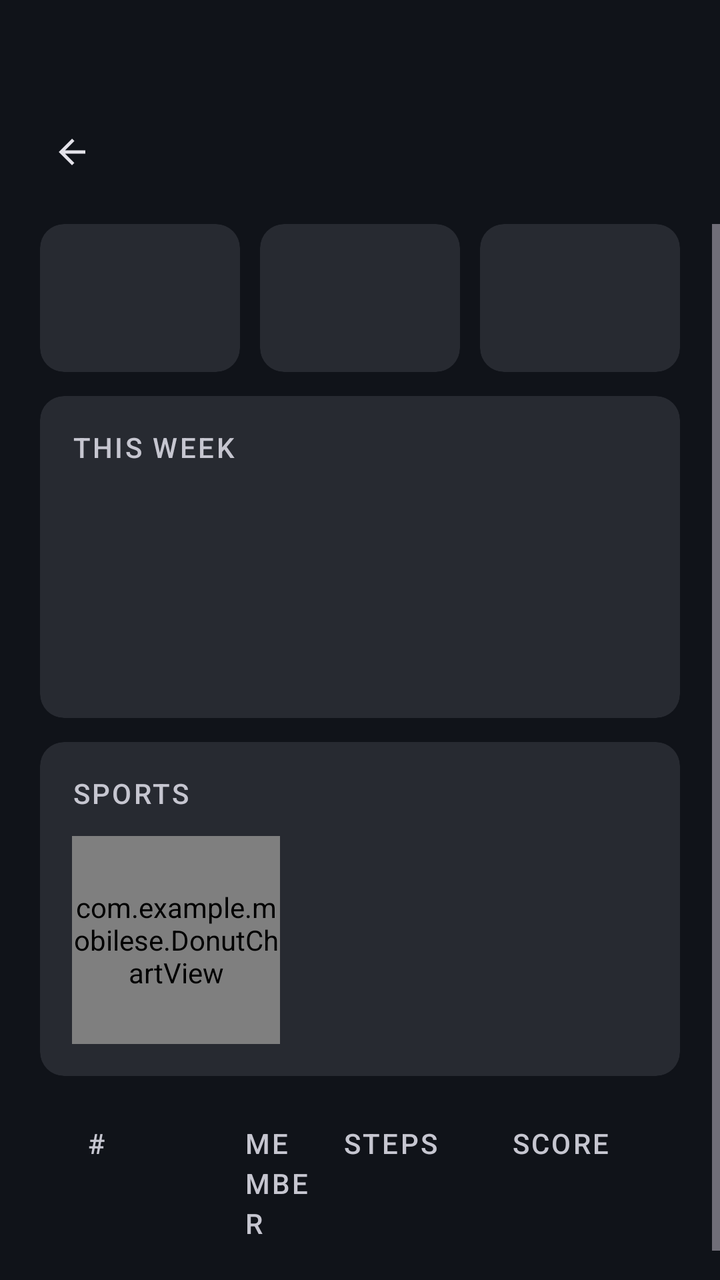
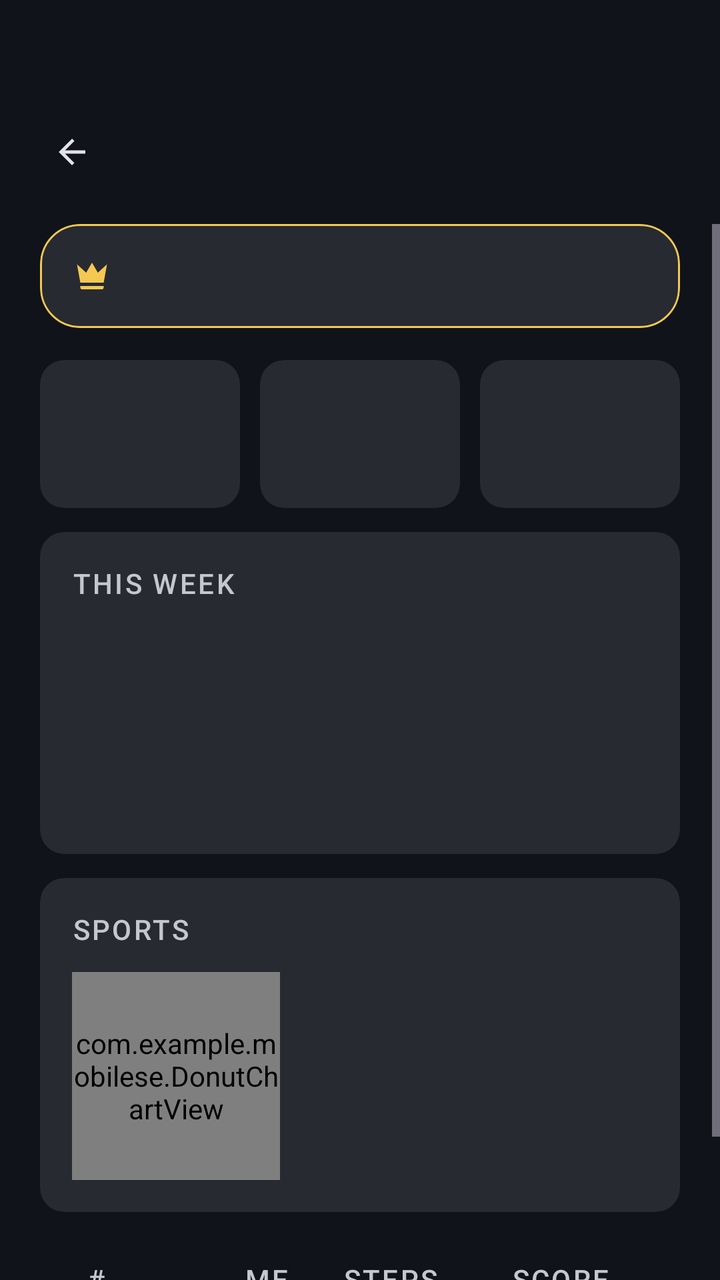

An Android layout rendered at two revisions. The XML below is the earlier revision; the diff shows what the commit changed to produce the second picture.
<!-- AndroidManifest.xml: application theme Theme.MobileSE -->
<!-- res/layout/screen_leaderboard.xml -->
<?xml version="1.0" encoding="utf-8"?>
<androidx.constraintlayout.widget.ConstraintLayout xmlns:android="http://schemas.android.com/apk/res/android"
    xmlns:app="http://schemas.android.com/apk/res-auto"
    android:layout_width="match_parent"
    android:layout_height="match_parent"
    android:background="?attr/colorSurface">

    <include
        android:id="@+id/topBar"
        layout="@layout/part_top_bar"
        app:layout_constraintTop_toTopOf="parent" />

    
    <ScrollView
        android:layout_width="match_parent"
        android:layout_height="0dp"
        android:fillViewport="true"
        android:clipToPadding="false"
        app:layout_constraintTop_toBottomOf="@id/topBar"
        app:layout_constraintBottom_toBottomOf="parent">

        <androidx.constraintlayout.widget.ConstraintLayout
            android:layout_width="match_parent"
            android:layout_height="wrap_content">

        <LinearLayout
            style="@style/ContentColumn"
            android:paddingBottom="24dp">

            <include
                android:id="@+id/crewCharts"
                layout="@layout/part_crew_charts"
                android:layout_width="match_parent"
                android:layout_height="wrap_content"
                android:layout_marginBottom="24dp" />

            <LinearLayout
                android:layout_width="match_parent"
                android:layout_height="wrap_content"
                android:orientation="horizontal"
                android:paddingStart="14dp"
                android:paddingEnd="14dp"
                android:paddingBottom="10dp">

                <TextView
                    style="@style/TextAppearance.CrewFit.SectionLabel"
                    android:layout_width="28dp"
                    android:layout_height="wrap_content"
                    android:gravity="center"
                    android:text="@string/rank_header" />

                <TextView
                    style="@style/TextAppearance.CrewFit.SectionLabel"
                    android:layout_width="0dp"
                    android:layout_height="wrap_content"
                    android:layout_weight="1"
                    android:layout_marginStart="60dp"
                    android:text="@string/member_header" />

                
                <TextView
                    style="@style/TextAppearance.CrewFit.SectionLabel"
                    android:layout_width="@dimen/leaderboard_steps_column"
                    android:layout_height="wrap_content"
                    android:layout_marginStart="8dp"
                    android:gravity="center"
                    android:maxLines="1"
                    android:text="@string/steps_header" />

                <TextView
                    style="@style/TextAppearance.CrewFit.SectionLabel"
                    android:layout_width="@dimen/leaderboard_score_column"
                    android:layout_height="wrap_content"
                    android:layout_marginStart="8dp"
                    android:gravity="center"
                    android:maxLines="1"
                    android:text="@string/score_header" />
            </LinearLayout>

            <LinearLayout
                android:id="@+id/llLeaderboardContainer"
                android:layout_width="match_parent"
                android:layout_height="wrap_content"
                android:orientation="vertical" />
        </LinearLayout>
        </androidx.constraintlayout.widget.ConstraintLayout>
    </ScrollView>

</androidx.constraintlayout.widget.ConstraintLayout>
<!-- res/layout/part_top_bar.xml (included above) -->
<?xml version="1.0" encoding="utf-8"?>
<androidx.constraintlayout.widget.ConstraintLayout xmlns:android="http://schemas.android.com/apk/res/android"
    xmlns:app="http://schemas.android.com/apk/res-auto"
    android:layout_width="match_parent"
    android:layout_height="wrap_content"
    android:paddingTop="@dimen/top_bar_padding_top"
    android:paddingBottom="12dp">

    <com.google.android.material.button.MaterialButton
        android:id="@+id/btnTopBarBack"
        style="@style/Widget.Material3.Button.IconButton"
        android:layout_width="48dp"
        android:layout_height="48dp"
        android:layout_marginStart="12dp"
        android:contentDescription="@string/back_desc"
        app:icon="@drawable/ic_arrow_back"
        app:iconTint="?attr/colorOnSurface"
        app:layout_constraintStart_toStartOf="parent"
        app:layout_constraintTop_toTopOf="parent" />

    <TextView
        android:id="@+id/tvTopBarTitle"
        android:layout_width="0dp"
        android:layout_height="wrap_content"
        android:layout_marginStart="8dp"
        android:layout_marginEnd="@dimen/screen_padding_horizontal"
        android:maxLines="1"
        android:ellipsize="end"
        android:textAppearance="?attr/textAppearanceHeadlineSmall"
        android:textColor="?attr/colorOnSurface"
        app:layout_constraintBottom_toBottomOf="@id/btnTopBarBack"
        app:layout_constraintEnd_toEndOf="parent"
        app:layout_constraintStart_toEndOf="@id/btnTopBarBack"
        app:layout_constraintTop_toTopOf="@id/btnTopBarBack" />
</androidx.constraintlayout.widget.ConstraintLayout>
<!-- res/layout/part_crew_charts.xml (included above) -->
<?xml version="1.0" encoding="utf-8"?>
<LinearLayout xmlns:android="http://schemas.android.com/apk/res/android"
    xmlns:app="http://schemas.android.com/apk/res-auto"
    android:layout_width="match_parent"
    android:layout_height="wrap_content"
    android:orientation="vertical">

    
    <LinearLayout
        android:layout_width="match_parent"
        android:layout_height="wrap_content"
        android:baselineAligned="false"
        android:orientation="horizontal">

        <include
            android:id="@+id/statWorkouts"
            layout="@layout/part_member_stat"
            android:layout_width="0dp"
            android:layout_height="wrap_content"
            android:layout_weight="1" />

        <include
            android:id="@+id/statHours"
            layout="@layout/part_member_stat"
            android:layout_width="0dp"
            android:layout_height="wrap_content"
            android:layout_weight="1"
            android:layout_marginStart="10dp" />

        <include
            android:id="@+id/statKilometres"
            layout="@layout/part_member_stat"
            android:layout_width="0dp"
            android:layout_height="wrap_content"
            android:layout_weight="1"
            android:layout_marginStart="10dp" />
    </LinearLayout>

    
    <com.google.android.material.card.MaterialCardView
        style="@style/Widget.CrewFit.Card"
        android:layout_width="match_parent"
        android:layout_height="wrap_content"
        android:layout_marginTop="12dp"
        app:cardBackgroundColor="?attr/colorSurfaceContainerHigh"
        app:shapeAppearance="@style/ShapeAppearance.CrewFit.Small">

        <LinearLayout
            android:layout_width="match_parent"
            android:layout_height="wrap_content"
            android:orientation="vertical"
            android:padding="16dp">

            <LinearLayout
                android:layout_width="match_parent"
                android:layout_height="wrap_content"
                android:baselineAligned="false"
                android:orientation="horizontal"
                android:gravity="center_vertical">

                <TextView
                    style="@style/TextAppearance.CrewFit.SectionLabel"
                    android:layout_width="0dp"
                    android:layout_height="wrap_content"
                    android:layout_weight="1"
                    android:text="@string/chart_week_label" />

                <TextView
                    android:id="@+id/tvWeekTotal"
                    android:layout_width="wrap_content"
                    android:layout_height="wrap_content"
                    android:textAppearance="?attr/textAppearanceLabelSmall"
                    android:textColor="?attr/colorOnSurfaceVariant" />
            </LinearLayout>

            
            <LinearLayout
                android:id="@+id/llWeekBars"
                android:layout_width="match_parent"
                android:layout_height="@dimen/chart_week_height"
                android:layout_marginTop="14dp"
                android:baselineAligned="false"
                android:orientation="horizontal"
                android:gravity="bottom" />
        </LinearLayout>
    </com.google.android.material.card.MaterialCardView>

    
    <com.google.android.material.card.MaterialCardView
        android:id="@+id/cvSports"
        style="@style/Widget.CrewFit.Card"
        android:layout_width="match_parent"
        android:layout_height="wrap_content"
        android:layout_marginTop="12dp"
        app:cardBackgroundColor="?attr/colorSurfaceContainerHigh"
        app:shapeAppearance="@style/ShapeAppearance.CrewFit.Small">

        <LinearLayout
            android:layout_width="match_parent"
            android:layout_height="wrap_content"
            android:orientation="vertical"
            android:padding="16dp">

            <TextView
                style="@style/TextAppearance.CrewFit.SectionLabel"
                android:layout_width="wrap_content"
                android:layout_height="wrap_content"
                android:text="@string/chart_sports_label" />

            <LinearLayout
                android:layout_width="match_parent"
                android:layout_height="wrap_content"
                android:layout_marginTop="12dp"
                android:baselineAligned="false"
                android:orientation="horizontal"
                android:gravity="center_vertical">

                <FrameLayout
                    android:layout_width="@dimen/donut_size"
                    android:layout_height="@dimen/donut_size">

                    <com.example.mobilese.DonutChartView
                        android:id="@+id/donutSports"
                        android:layout_width="match_parent"
                        android:layout_height="match_parent" />

                    
                    <TextView
                        android:id="@+id/tvDonutCenter"
                        android:layout_width="wrap_content"
                        android:layout_height="wrap_content"
                        android:layout_gravity="center"
                        android:gravity="center"
                        android:textAppearance="?attr/textAppearanceTitleMedium"
                        android:textColor="?attr/colorOnSurface" />
                </FrameLayout>

                <LinearLayout
                    android:id="@+id/llSportLegend"
                    android:layout_width="0dp"
                    android:layout_height="wrap_content"
                    android:layout_weight="1"
                    android:layout_marginStart="18dp"
                    android:orientation="vertical" />
            </LinearLayout>
        </LinearLayout>
    </com.google.android.material.card.MaterialCardView>

</LinearLayout>
<!-- res/layout/part_member_stat.xml (included above) -->
<?xml version="1.0" encoding="utf-8"?>
<com.google.android.material.card.MaterialCardView xmlns:android="http://schemas.android.com/apk/res/android"
    xmlns:app="http://schemas.android.com/apk/res-auto"
    style="@style/Widget.CrewFit.Card"
    android:layout_width="match_parent"
    android:layout_height="wrap_content"
    app:cardBackgroundColor="?attr/colorSurfaceContainerHigh"
    app:shapeAppearance="@style/ShapeAppearance.CrewFit.Small">

    <LinearLayout
        android:layout_width="match_parent"
        android:layout_height="wrap_content"
        android:orientation="vertical"
        android:gravity="center"
        android:paddingTop="14dp"
        android:paddingBottom="14dp">

        <TextView
            android:id="@+id/tvStatValue"
            android:layout_width="wrap_content"
            android:layout_height="wrap_content"
            android:maxLines="1"
            android:textAppearance="?attr/textAppearanceTitleLarge"
            android:textColor="?attr/colorSecondary" />

        <TextView
            android:id="@+id/tvStatLabel"
            android:layout_width="wrap_content"
            android:layout_height="wrap_content"
            android:layout_marginTop="2dp"
            android:maxLines="1"
            android:textAppearance="?attr/textAppearanceLabelSmall"
            android:textColor="?attr/colorOnSurfaceVariant" />

    </LinearLayout>
</com.google.android.material.card.MaterialCardView>
<!-- resources referenced by this layout -->
<resources>
  <dimen name="chart_week_height">96dp</dimen>
  <dimen name="donut_size">104dp</dimen>
  <dimen name="leaderboard_score_column">92dp</dimen>
  <dimen name="leaderboard_steps_column">62dp</dimen>
  <dimen name="screen_padding_horizontal">20dp</dimen>
  <dimen name="top_bar_padding_top">52dp</dimen>
  <string name="back_desc">Back</string>
  <string name="chart_sports_label">SPORTS</string>
  <string name="chart_week_label">THIS WEEK</string>
  <string name="member_header">MEMBER</string>
  <string name="rank_header">#</string>
  <string name="score_header">SCORE</string>
  <string name="steps_header">STEPS</string>
  <style name="ShapeAppearance.CrewFit.Small" parent="ShapeAppearance.Material3.Corner.Small">
          <item name="cornerSize">12dp</item>
      </style>
  <style name="Theme.MobileSE" parent="Base.Theme.MobileSE" />
  <dimen name="content_max_width">2000dp</dimen>
  <color name="md_on_surface_variant">#C6C6D0</color>
  <color name="md_surface_container">#1C1F26</color>
  <style name="ShapeAppearance.CrewFit.Medium" parent="ShapeAppearance.Material3.Corner.Medium">
          <item name="cornerSize">20dp</item>
      </style>
  <color name="md_primary">#AEB6FF</color>
  <color name="md_on_primary">#1B1B5C</color>
  <color name="md_primary_container">#3A3F9E</color>
  <color name="md_on_primary_container">#E0E3FF</color>
  <color name="md_secondary">#6FE7B7</color>
  <color name="md_on_secondary">#00382A</color>
  <color name="md_secondary_container">#00513E</color>
  <color name="md_on_secondary_container">#8CFFD1</color>
  <color name="md_tertiary">#FFB77C</color>
  <color name="md_on_tertiary">#4A2800</color>
  <color name="md_tertiary_container">#6A3B00</color>
  <color name="md_on_tertiary_container">#FFDCC2</color>
  <color name="md_error">#FFB4AB</color>
  <color name="md_on_error">#690005</color>
  <color name="md_error_container">#93000A</color>
  <color name="md_on_error_container">#FFDAD6</color>
  <color name="md_surface">#101319</color>
  <color name="md_on_surface">#E3E2E9</color>
  <color name="md_surface_variant">#45464F</color>
  <color name="md_surface_container_lowest">#0B0E13</color>
  <color name="md_surface_container_low">#181B21</color>
  <color name="md_surface_container_high">#272A31</color>
  <color name="md_surface_container_highest">#32353C</color>
  <color name="md_outline">#90909A</color>
  <color name="md_outline_variant">#45464F</color>
  <color name="md_inverse_surface">#E3E2E9</color>
  <color name="md_inverse_on_surface">#2E3036</color>
  <style name="ShapeAppearance.CrewFit.Large" parent="ShapeAppearance.Material3.Corner.Large">
          <item name="cornerSize">28dp</item>
      </style>
  <style name="Widget.CrewFit.BottomNav.Indicator" parent="Widget.Material3.BottomNavigationView.ActiveIndicator">
          <item name="android:color">@android:color/transparent</item>
      </style>
  <style name="MaterialAlertDialog.CrewFit" parent="MaterialAlertDialog.Material3">
          <item name="shapeAppearance">@style/ShapeAppearance.CrewFit.Large</item>
          <item name="backgroundTint">@color/md_surface_container_high</item>
      </style>
  <!-- unchanged entries left out for length: 12 -->
</resources>

<!-- the commit's change to res/layout/screen_leaderboard.xml (unified diff, before → after) -->
@@ -26,6 +26,13 @@
         <LinearLayout
             style="@style/ContentColumn"
             android:paddingBottom="24dp">
+
+            <include
+                android:id="@+id/crewMeme"
+                layout="@layout/part_crew_meme"
+                android:layout_width="match_parent"
+                android:layout_height="wrap_content"
+                android:layout_marginBottom="16dp" />
 
             <include
                 android:id="@+id/crewCharts"
@@ -123,6 +130,105 @@
         app:layout_constraintStart_toEndOf="@id/btnTopBarBack"
         app:layout_constraintTop_toTopOf="@id/btnTopBarBack" />
 </androidx.constraintlayout.widget.ConstraintLayout>
+<!-- res/layout/part_crew_meme.xml (included above) -->
+<?xml version="1.0" encoding="utf-8"?>
+<com.google.android.material.card.MaterialCardView xmlns:android="http://schemas.android.com/apk/res/android"
+    xmlns:app="http://schemas.android.com/apk/res-auto"
+    android:id="@+id/cvCrewMeme"
+    style="@style/Widget.CrewFit.Card"
+    android:layout_width="match_parent"
+    android:layout_height="wrap_content"
+    app:cardBackgroundColor="?attr/colorSurfaceContainerHigh"
+    app:strokeColor="@color/podium_first"
+    app:strokeWidth="1dp">
+
+    <LinearLayout
+        android:layout_width="match_parent"
+        android:layout_height="wrap_content"
+        android:orientation="vertical"
+        android:padding="16dp">
+
+        <LinearLayout
+            android:layout_width="match_parent"
+            android:layout_height="wrap_content"
+            android:baselineAligned="false"
+            android:orientation="horizontal"
+            android:gravity="center_vertical">
+
+            <ImageView
+                android:layout_width="20dp"
+                android:layout_height="20dp"
+                android:contentDescription="@null"
+                android:src="@drawable/ic_crown" />
+
+            <TextView
+                android:id="@+id/tvMemeTitle"
+                android:layout_width="0dp"
+                android:layout_height="wrap_content"
+                android:layout_weight="1"
+                android:layout_marginStart="10dp"
+                android:maxLines="1"
+                android:ellipsize="end"
+                android:textAppearance="?attr/textAppearanceTitleSmall"
+                android:textColor="?attr/colorOnSurface" />
+
+            
+            <com.google.android.material.button.MaterialButton
+                android:id="@+id/btnMemeChange"
+                style="@style/Widget.CrewFit.Button.Text"
+                android:layout_width="wrap_content"
+                android:layout_height="wrap_content"
+                android:minWidth="0dp"
+                android:paddingStart="10dp"
+                android:paddingEnd="10dp"
+                android:text="@string/meme_change"
+                android:visibility="gone" />
+
+            <com.google.android.material.button.MaterialButton
+                android:id="@+id/btnMemeRemove"
+                style="@style/Widget.CrewFit.Button.Text"
+                android:layout_width="wrap_content"
+                android:layout_height="wrap_content"
+                android:minWidth="0dp"
+                android:paddingStart="10dp"
+                android:paddingEnd="10dp"
+                android:text="@string/meme_remove"
+                android:textColor="?attr/colorError"
+                android:visibility="gone" />
+        </LinearLayout>
+
+        <ImageView
+            android:id="@+id/ivCrewMeme"
+            android:layout_width="match_parent"
+            android:layout_height="@dimen/meme_height"
+            android:layout_marginTop="12dp"
+            android:adjustViewBounds="true"
+            android:background="?attr/colorSurfaceContainerHighest"
+            android:contentDescription="@string/meme_image_desc"
+            android:scaleType="centerCrop"
+            android:visibility="gone" />
+
+        <TextView
+            android:id="@+id/tvMemeCaption"
+            android:layout_width="match_parent"
+            android:layout_height="wrap_content"
+            android:layout_marginTop="10dp"
+            android:textAppearance="?attr/textAppearanceBodyMedium"
+            android:textColor="?attr/colorOnSurfaceVariant"
+            android:visibility="gone" />
+
+        
+        <TextView
+            android:id="@+id/tvMemeEmpty"
+            android:layout_width="match_parent"
+            android:layout_height="wrap_content"
+            android:layout_marginTop="10dp"
+            android:textAppearance="?attr/textAppearanceBodyMedium"
+            android:textColor="?attr/colorOnSurfaceVariant"
+            android:visibility="gone" />
+
+    </LinearLayout>
+</com.google.android.material.card.MaterialCardView>
 <!-- res/layout/part_crew_charts.xml (included above) -->
 <?xml version="1.0" encoding="utf-8"?>
 <LinearLayout xmlns:android="http://schemas.android.com/apk/res/android"
<!-- resource entries referenced after the edit -->
@@ -1,21 +1,38 @@
 <!-- resources referenced by this layout -->
 <resources>
+  <color name="podium_first">#F5C851</color>
   <dimen name="chart_week_height">96dp</dimen>
   <dimen name="donut_size">104dp</dimen>
   <dimen name="leaderboard_score_column">92dp</dimen>
   <dimen name="leaderboard_steps_column">62dp</dimen>
+  <dimen name="meme_height">200dp</dimen>
   <dimen name="screen_padding_horizontal">20dp</dimen>
   <dimen name="top_bar_padding_top">52dp</dimen>
+  <!-- drawable ic_crown (drawable) -->
+  <?xml version="1.0" encoding="utf-8"?>
+  <vector xmlns:android="http://schemas.android.com/apk/res/android"
+      android:width="24dp"
+      android:height="24dp"
+      android:viewportWidth="24"
+      android:viewportHeight="24">
+      <path
+          android:fillColor="@color/podium_first"
+          android:pathData="M5,16L3,5l5.5,5L12,4l3.5,6L21,5l-2,11H5zM5,19c0,0.55 0.45,1 1,1h12c0.55,0 1,-0.45 1,-1v-1H5v1z" />
+  </vector>
   <string name="back_desc">Back</string>
   <string name="chart_sports_label">SPORTS</string>
   <string name="chart_week_label">THIS WEEK</string>
   <string name="member_header">MEMBER</string>
+  <string name="meme_change">Change</string>
+  <string name="meme_image_desc">Picture put up by the crew leader</string>
+  <string name="meme_remove">Remove</string>
   <string name="rank_header">#</string>
   <string name="score_header">SCORE</string>
   <string name="steps_header">STEPS</string>
   <style name="ShapeAppearance.CrewFit.Small" parent="ShapeAppearance.Material3.Corner.Small">
           <item name="cornerSize">12dp</item>
       </style>
+  <style name="Widget.CrewFit.Button.Text" parent="Widget.Material3.Button.TextButton" />
   <style name="Theme.MobileSE" parent="Base.Theme.MobileSE" />
   <dimen name="content_max_width">2000dp</dimen>
   <color name="md_on_surface_variant">#C6C6D0</color>
